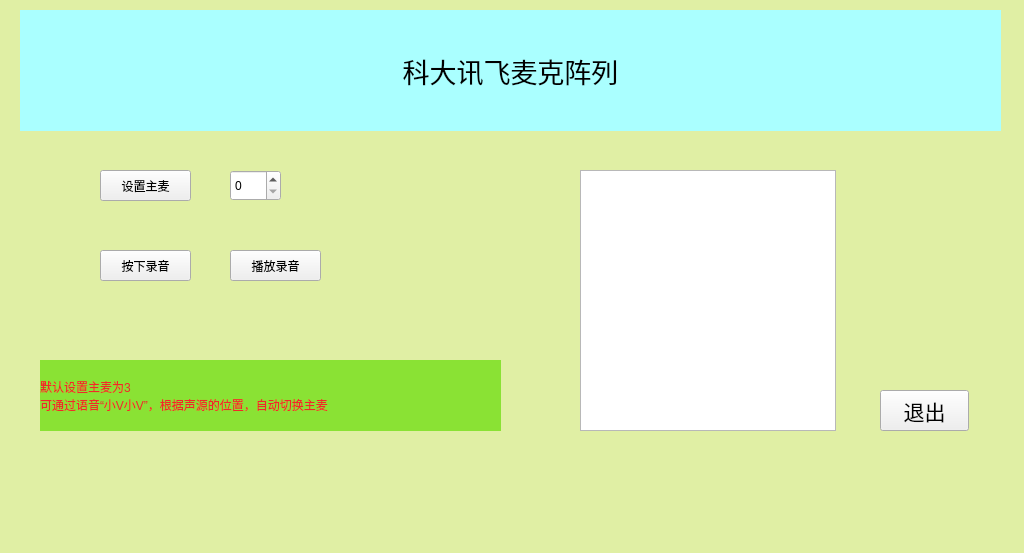
The window that MICDemo/micdemo.ui (qq936859639/test2) describes before a commit, drawn with Qt 5.
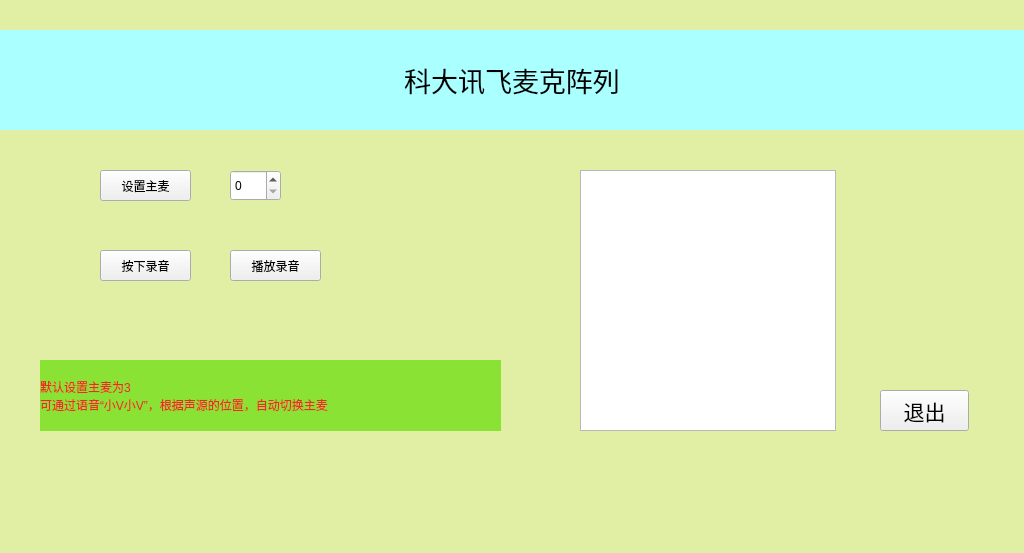
The same window after the commit.

```diff
--- a/MICDemo/micdemo.ui
+++ b/MICDemo/micdemo.ui
@@ -16,10 +16,10 @@
   <widget class="QLabel" name="label">
    <property name="geometry">
     <rect>
-     <x>20</x>
-     <y>10</y>
-     <width>981</width>
-     <height>121</height>
+     <x>0</x>
+     <y>30</y>
+     <width>1024</width>
+     <height>100</height>
     </rect>
    </property>
    <property name="font">
```
